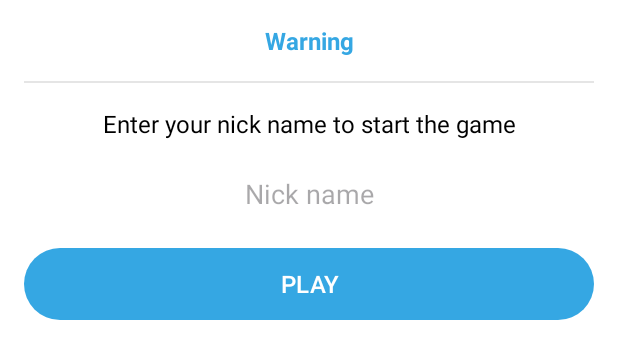
After one commit to MarcosRamos14/Quiz-Game, an Android app: the layout fragment_dialog.xml on its own in the app's theme, with its tools: preview values and no code run, on a phone screen of 412 x 824 dp. The commit adds this screen. Shown: the top 359 px of the screen. Run offline under Robolectric (Android 15) with nearby library versions, the phone set to English and light mode, and no system bars.

Commit message:
feat: Implement layout for nick name input.

```diff
--- /dev/null
+++ b/app/src/main/res/layout/fragment_dialog.xml
@@ -0,0 +1,78 @@
+<?xml version="1.0" encoding="utf-8"?>
+<androidx.constraintlayout.widget.ConstraintLayout xmlns:android="http://schemas.android.com/apk/res/android"
+    xmlns:app="http://schemas.android.com/apk/res-auto"
+    xmlns:tools="http://schemas.android.com/tools"
+    android:layout_width="match_parent"
+    android:layout_height="match_parent"
+    android:background="@color/white"
+    android:padding="@dimen/_16dp"
+    tools:context=".ui.dialog.InputNameDialogFragment">
+
+    <TextView
+        android:id="@+id/text_title"
+        android:layout_width="@dimen/match_constraint"
+        android:layout_height="wrap_content"
+        android:text="@string/dialog_text_title"
+        android:textAlignment="center"
+        android:textColor="@color/app_blue"
+        android:textSize="@dimen/_16sp"
+        android:textStyle="bold"
+        app:layout_constraintEnd_toEndOf="parent"
+        app:layout_constraintStart_toStartOf="parent"
+        app:layout_constraintTop_toTopOf="parent"
+        tools:layout_editor_absoluteY="@dimen/_16dp" />
+
+    <View
+        android:id="@+id/item_view"
+        android:layout_width="match_parent"
+        android:layout_height="1dp"
+        android:layout_marginTop="@dimen/_16dp"
+        android:alpha="0.1"
+        android:background="@color/black"
+        app:layout_constraintEnd_toEndOf="parent"
+        app:layout_constraintStart_toStartOf="parent"
+        app:layout_constraintTop_toBottomOf="@+id/text_title" />
+
+    <TextView
+        android:id="@+id/text_message"
+        android:layout_width="match_parent"
+        android:layout_height="wrap_content"
+        android:layout_marginTop="@dimen/_16dp"
+        android:text="@string/dialog_text_message"
+        android:textAlignment="center"
+        android:textColor="@color/black"
+        android:textSize="@dimen/_16sp"
+        app:layout_constraintEnd_toEndOf="parent"
+        app:layout_constraintStart_toStartOf="parent"
+        app:layout_constraintTop_toBottomOf="@+id/item_view" />
+
+    <EditText
+        android:id="@+id/edit_nick_name"
+        android:layout_width="match_parent"
+        android:layout_height="@dimen/_40dp"
+        android:hint="@string/dialog_hint_nick_name"
+        android:layout_marginTop="@dimen/_16dp"
+        android:textAlignment="center"
+        android:textColor="@color/black"
+        android:inputType="textPersonName"
+        android:background="@drawable/bg_shape"
+        app:layout_constraintEnd_toEndOf="parent"
+        app:layout_constraintStart_toStartOf="parent"
+        app:layout_constraintTop_toBottomOf="@+id/text_message" />
+
+    <Button
+        android:id="@+id/btn_click"
+        android:layout_width="match_parent"
+        android:layout_height="wrap_content"
+        android:layout_marginTop="@dimen/_16dp"
+        android:background="@drawable/bg_shape"
+        android:text="@string/dialog_text_button"
+        android:textSize="@dimen/_16sp"
+        android:textAllCaps="true"
+        android:textColor="@color/white"
+        app:backgroundTint="@color/app_blue"
+        app:layout_constraintEnd_toEndOf="parent"
+        app:layout_constraintStart_toStartOf="parent"
+        app:layout_constraintTop_toBottomOf="@+id/edit_nick_name" />
+
+</androidx.constraintlayout.widget.ConstraintLayout>
--- a/app/src/main/res/navigation/main_nav.xml
+++ b/app/src/main/res/navigation/main_nav.xml
@@ -9,5 +9,14 @@
         android:id="@+id/homeFragment"
         android:name="com.example.quizgame.ui.home.HomeFragment"
         android:label="@string/home_screen_title"
-        tools:layout="@layout/fragment_home" />
+        tools:layout="@layout/fragment_home" >
+        <action
+            android:id="@+id/action_homeFragment_to_dialogFragment"
+            app:destination="@id/dialogFragment" />
+    </fragment>
+    <dialog
+        android:id="@+id/dialogFragment"
+        android:name="com.example.quizgame.ui.dialog.InputNameDialogFragment"
+        android:label="@string/dialog_screen_title"
+        tools:layout="@layout/fragment_dialog" />
 </navigation>
--- a/app/src/main/res/values-night/themes.xml
+++ /dev/null
@@ -1,7 +0,0 @@
-<resources xmlns:tools="http://schemas.android.com/tools">
-    <!-- Base application theme. -->
-    <style name="Base.Theme.QuizGame" parent="Theme.Material3.DayNight.NoActionBar">
-        <!-- Customize your dark theme here. -->
-        <!-- <item name="colorPrimary">@color/my_dark_primary</item> -->
-    </style>
-</resources>
--- a/app/src/main/res/values/colors.xml
+++ b/app/src/main/res/values/colors.xml
@@ -1,6 +1,7 @@
 <?xml version="1.0" encoding="utf-8"?>
 <resources>
     <color name="black">#FF000000</color>
+    <color name="black_opacity">#4D000000</color>
     <color name="white">#FFFFFFFF</color>
 
     <!-- App colors -->
--- a/app/src/main/res/values/dimens.xml
+++ b/app/src/main/res/values/dimens.xml
@@ -7,6 +7,7 @@
     <dimen name="_16dp">16dp</dimen>
     <dimen name="_24dp">24dp</dimen>
     <dimen name="_32dp">32dp</dimen>
+    <dimen name="_40dp">40dp</dimen>
     <dimen name="_64dp">64dp</dimen>
 
     <!-- SP -->
--- a/app/src/main/res/values/strings.xml
+++ b/app/src/main/res/values/strings.xml
@@ -5,6 +5,7 @@
     <string name="hello_blank_fragment">Hello blank fragment</string>
 
     <!-- Dialog -->
+    <string name="dialog_screen_title">Dialog Nickname</string>
     <string name="dialog_text_title">Warning</string>
     <string name="dialog_text_button">Play</string>
     <string name="dialog_hint_nick_name">Nick name</string>
```
